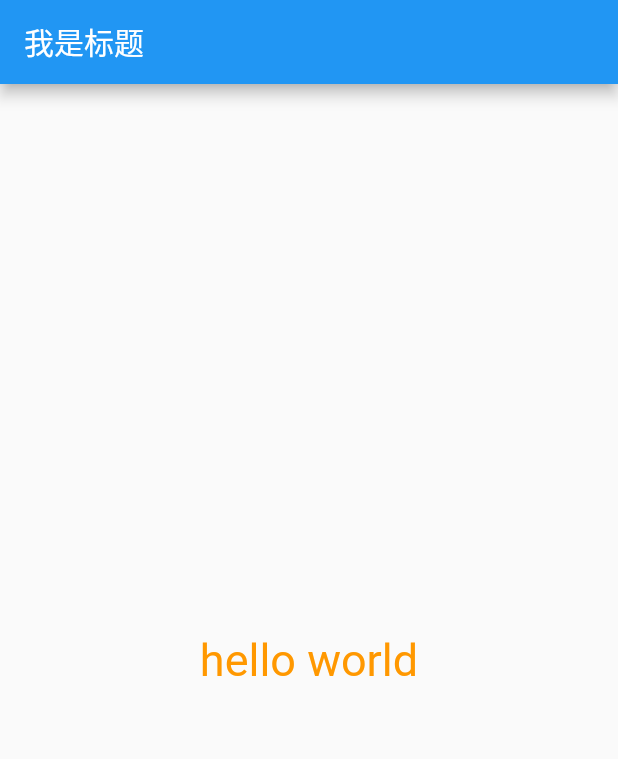
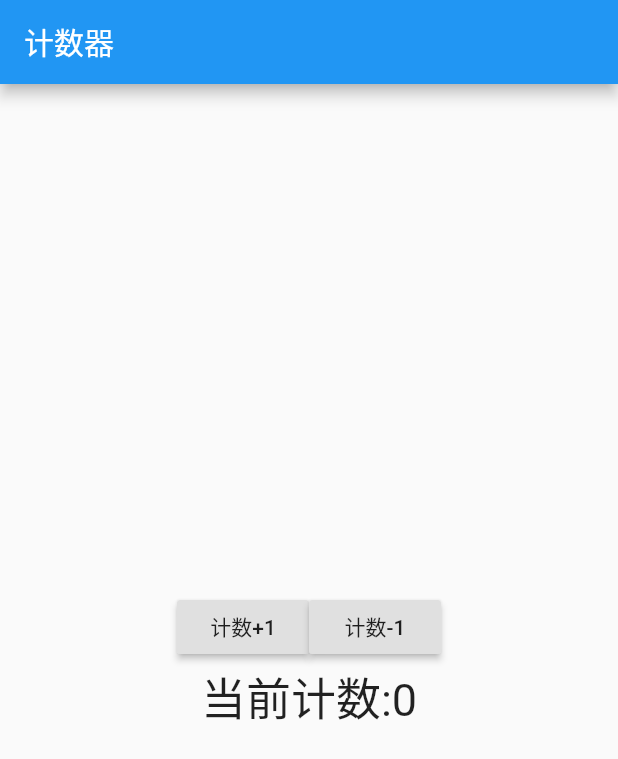
Before and after one commit to TangYunc/LearnFlutter, a Flutter app: the screen it shows after launch, on a phone screen of 412 x 824 dp. Shown: the top 759 px of the screen. Run offline on Flutter 3.47's test engine with Material 2 defaults, Android fonts, the phone set to English and light mode, and no system bars.

Commit message:
写一个加减计数器

```diff
--- a/learn_flutter/lib/main.dart
+++ b/learn_flutter/lib/main.dart
@@ -1,17 +1,4 @@
 import 'package:flutter/material.dart';
-
-/**
- * 创建main函数
- * 执行runApp()函数
- * 传入widget-> Text Widget
- */
-
-///main函数作为入口
-//void main() {
-//  runApp(
-//    MyApp()
-//  );
-//}
 
 main() => runApp(MyApp());
 
@@ -24,7 +11,7 @@ class MyApp extends StatelessWidget {
       home: Scaffold(
           appBar: AppBar(
             title: Text(
-                "我是标题"
+                "计数器"
             ),
           ),
           body: ContentWidget()
@@ -33,27 +20,76 @@ class MyApp extends StatelessWidget {
   }
 }
 
-class ContentWidget extends StatelessWidget {
+class ContentWidget extends StatefulWidget {
+  @override
+  State<StatefulWidget> createState() {
+    // TODO: implement createState
+    return ContentWidgetStatus();
+  }
+}
+
+class ContentWidgetStatus extends State<ContentWidget> {
+  int counter = 0;
+
   @override
   Widget build(BuildContext context) {
     // TODO: implement build
     return Center(
-      child: TextWidget()
+        child: Column(
+          mainAxisAlignment: MainAxisAlignment.center,
+          children: <Widget>[
+            Row(
+              mainAxisAlignment: MainAxisAlignment.center,
+              children: <Widget>[
+                RaisedButton(
+                  onPressed: () {
+                    print("监听到点击计数按钮");
+                    setState(() {
+                      counter++;
+                      print(counter);
+                    });
+                  },
+                  child: Text("计数+1"),
+                ),
+                RaisedButton(
+                  onPressed: () {
+                    print("监听到点击计数按钮");
+                    setState(() {
+                      counter--;
+                      print(counter);
+                    });
+                  },
+                  child: Text("计数-1"),
+                ),
+              ],
+            ),
+            Text("当前计数:$counter", style: TextStyle(fontSize: 30),)
+          ],
+        )
     );
   }
 }
 
-class TextWidget extends StatelessWidget {
-  @override
-  Widget build(BuildContext context) {
-    // TODO: implement build
-    return Text(
-      "hello world",
-      textDirection: TextDirection.ltr,
-      style: TextStyle(
-          fontSize: 30,
-          color: Colors.orange
-      ),
-    );
-  }
-}
+//class ContentWidget extends StatelessWidget {
+//  final int counter;
+
+//  @override
+//  Widget build(BuildContext context) {
+//    // TODO: implement build
+//    return Center(
+//      child: Column(
+//        mainAxisAlignment: MainAxisAlignment.center,
+//        children: <Widget>[
+//          RaisedButton(
+//              onPressed: () {
+//                print("监听到点击计数按钮");
+////                counter++;
+////                print(counter);
+//              },
+//          ),
+//          Text("当前计数:0", style: TextStyle(fontSize: 30, color: Colors.red))
+//        ],
+//      )
+//    );
+//  }
+//}
```
